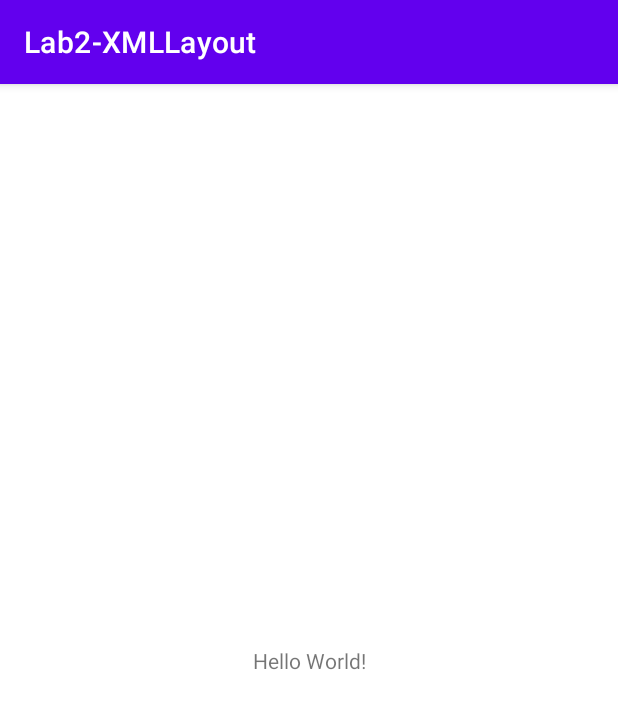
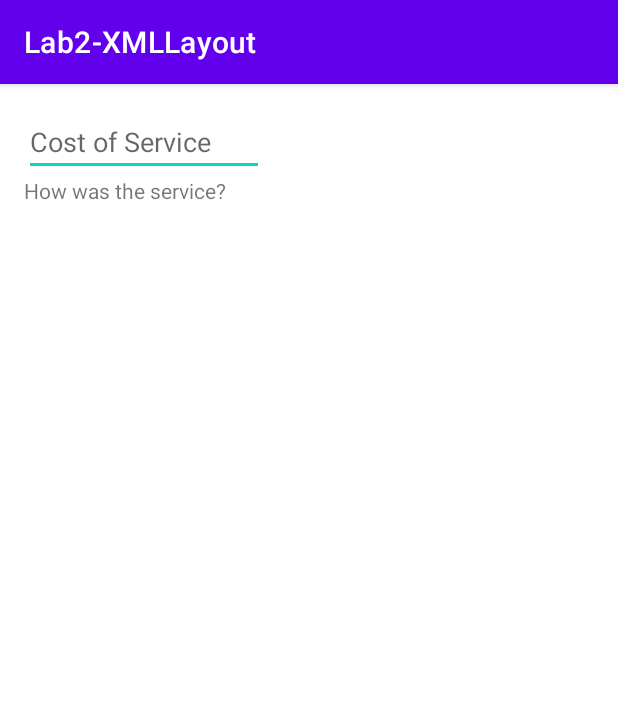
Before and after one commit to Samyam2002/XMLLayout, an Android app: the screen it shows after launch (MainActivity), on a phone screen of 412 x 824 dp. Shown: the top 709 px of the screen. Run offline under Robolectric (Android 15) with nearby library versions, the phone set to English and light mode, and no system bars.

Commit message:
build the layout in xml

```diff
--- a/app/src/main/res/layout/activity_main.xml
+++ b/app/src/main/res/layout/activity_main.xml
@@ -4,15 +4,33 @@
     xmlns:tools="http://schemas.android.com/tools"
     android:layout_width="match_parent"
     android:layout_height="match_parent"
+    android:padding="16dp"
     tools:context=".MainActivity">
 
+<!--    <TextView-->
+<!--        android:layout_width="wrap_content"-->
+<!--        android:layout_height="wrap_content"-->
+<!--        android:text="Hello World!"-->
+<!--        app:layout_constraintBottom_toBottomOf="parent"-->
+<!--        app:layout_constraintEnd_toEndOf="parent"-->
+<!--        app:layout_constraintStart_toStartOf="parent"-->
+<!--        app:layout_constraintTop_toTopOf="parent" />-->
+
+    <EditText
+        android:id="@+id/cost_of_service"
+        android:layout_height="wrap_content"
+        android:layout_width="160dp"
+        app:layout_constraintStart_toStartOf="parent"
+        app:layout_constraintTop_toTopOf="parent"
+        android:inputType="numberDecimal"
+        android:hint="Cost of Service" />
+
     <TextView
+        android:id="@+id/service_question"
         android:layout_width="wrap_content"
         android:layout_height="wrap_content"
-        android:text="Hello World!"
-        app:layout_constraintBottom_toBottomOf="parent"
-        app:layout_constraintEnd_toEndOf="parent"
+        android:text="How was the service?"
         app:layout_constraintStart_toStartOf="parent"
-        app:layout_constraintTop_toTopOf="parent" />
+        app:layout_constraintTop_toBottomOf="@id/cost_of_service"/>
 
 </androidx.constraintlayout.widget.ConstraintLayout>
```
